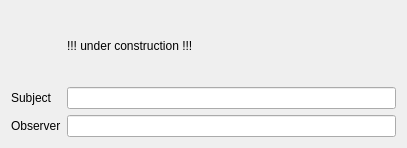
This is CodeCreator/GeneratorObserver.ui in Ulle84/UllesSourceCode as Qt 5 draws it before an edit. The edited form follows.
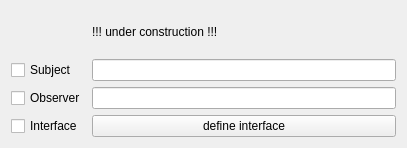
This is the edited form.

Patch:
```diff
--- a/CodeCreator/GeneratorObserver.ui
+++ b/CodeCreator/GeneratorObserver.ui
@@ -14,26 +14,23 @@
    <string>GeneratorObserver</string>
   </property>
   <layout class="QGridLayout" name="gridLayout">
-   <item row="2" column="1">
-    <widget class="QLineEdit" name="lineEditObserver"/>
-   </item>
-   <item row="1" column="1">
-    <widget class="QLineEdit" name="lineEditSubject"/>
-   </item>
-   <item row="1" column="0">
-    <widget class="QLabel" name="label">
-     <property name="text">
-      <string>Subject</string>
-     </property>
-    </widget>
-   </item>
    <item row="2" column="0">
-    <widget class="QLabel" name="label_2">
+    <widget class="QCheckBox" name="checkBoxObserver">
      <property name="text">
       <string>Observer</string>
      </property>
     </widget>
    </item>
+   <item row="1" column="0">
+    <widget class="QCheckBox" name="checkBoxSubject">
+     <property name="text">
+      <string>Subject</string>
+     </property>
+    </widget>
+   </item>
+   <item row="1" column="1">
+    <widget class="QLineEdit" name="lineEditSubject"/>
+   </item>
    <item row="0" column="1">
     <widget class="QLabel" name="label_3">
      <property name="text">
@@ -41,6 +38,23 @@
      </property>
     </widget>
    </item>
+   <item row="2" column="1">
+    <widget class="QLineEdit" name="lineEditObserver"/>
+   </item>
+   <item row="3" column="0">
+    <widget class="QCheckBox" name="checkBoxInterface">
+     <property name="text">
+      <string>Interface</string>
+     </property>
+    </widget>
+   </item>
+   <item row="3" column="1">
+    <widget class="QPushButton" name="pushButtonInterface">
+     <property name="text">
+      <string>define interface</string>
+     </property>
+    </widget>
+   </item>
   </layout>
  </widget>
  <resources/>
```
